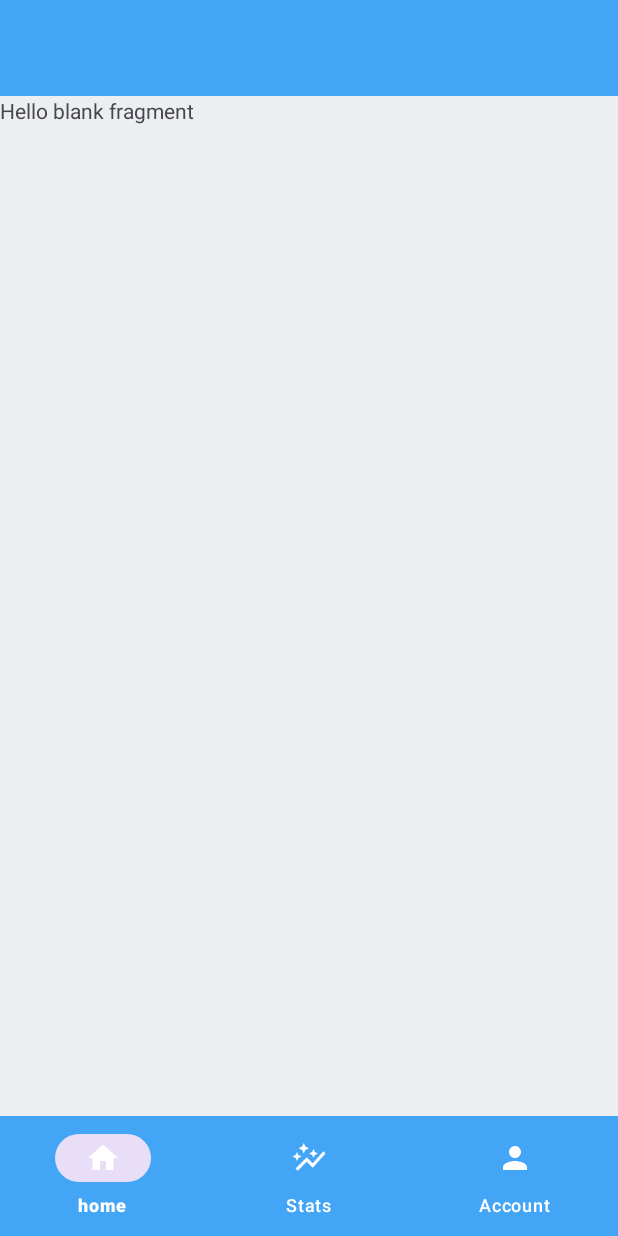
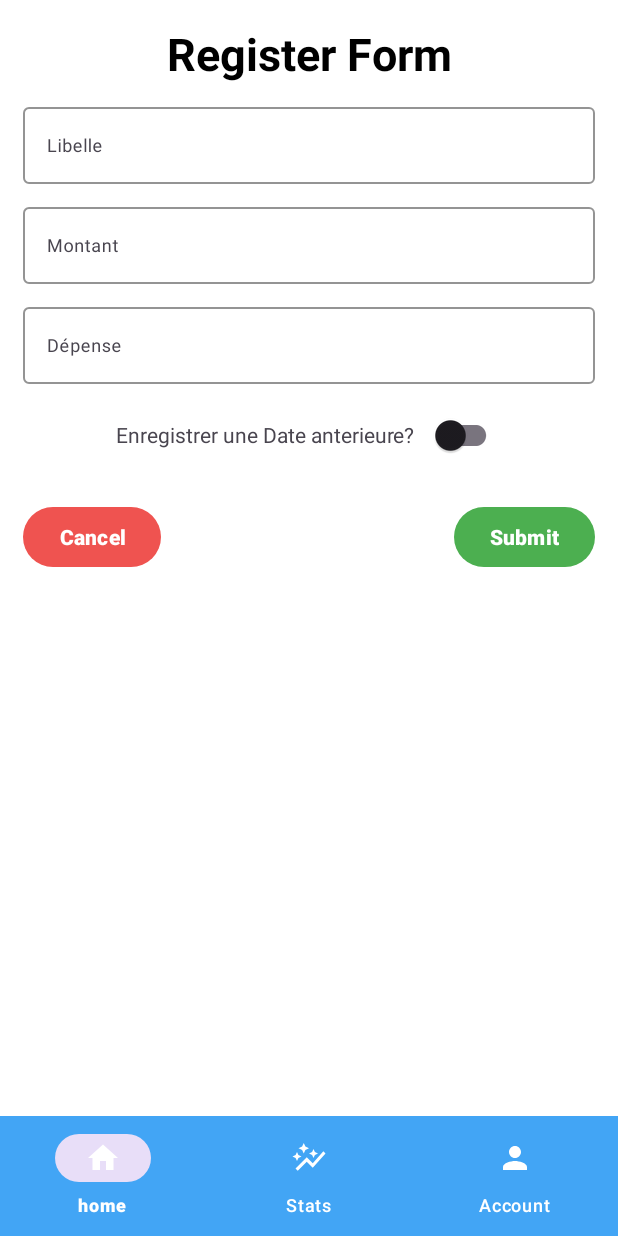
Before and after one commit to Steph118/Account-daily, an Android app: the HomeFragment screen opened directly, with no data from a screen before it, after a tap on an icon or button, on a phone screen of 412 x 824 dp. Run offline under Robolectric (Android 15) with nearby library versions, the phone set to English and light mode, and no system bars; our stand-ins replace data binding, navigation-ui.

Commit message:
start naviguation implementation

```diff
--- a/app/src/main/java/com/example/myapp/activities/MainActivity.java
+++ b/app/src/main/java/com/example/myapp/activities/MainActivity.java
@@ -3,35 +3,27 @@ package com.example.myapp.activities;
 import android.os.Bundle;
 
 import androidx.appcompat.app.AppCompatActivity;
+import androidx.navigation.NavController;
+import androidx.navigation.Navigation;
 import androidx.navigation.fragment.NavHostFragment;
+import androidx.navigation.ui.AppBarConfiguration;
+import androidx.navigation.ui.NavigationUI;
 import androidx.recyclerview.widget.RecyclerView;
 
 import com.example.myapp.R;
 import com.example.myapp.databinding.ActivityMainBinding;
+import com.example.myapp.fragments.CreateDepenseFragment;
 import com.example.myapp.fragments.HomeFragment;
 
 public class MainActivity extends AppCompatActivity {
     private final String TAG = "MainActivity";
     private ActivityMainBinding binding;
-    private RecyclerView recyclerView;
+
 
     @Override
     protected void onCreate(Bundle savedInstanceState) {
         super.onCreate(savedInstanceState);
         binding = ActivityMainBinding.inflate(getLayoutInflater());
         setContentView(binding.getRoot());
-        NavHostFragment navHostFragment = (NavHostFragment) getSupportFragmentManager()
-                .findFragmentById(R.id.fragment_container_main);
-        if (navHostFragment != null) {
-        }
-        init();
     }
-
-    void init() {
-        HomeFragment accueilFragment = HomeFragment.newInstance();
-        getSupportFragmentManager().beginTransaction()
-                .replace(R.id.fragment_container_main, accueilFragment)
-                .commit();
-    }
-
 }
--- a/app/src/main/java/com/example/myapp/dao/UserDao.java
+++ b/app/src/main/java/com/example/myapp/dao/UserDao.java
@@ -19,7 +19,7 @@ public interface UserDao extends Crud<User, Long> {
     @Query("select * from users where username = :username and password = :password")
     User getOne(String username, String password);
 
-    default boolean verifyLogin(String username, String password) {
+     default boolean verifyLogin(String username, String password) {
         return getOne(username, password) != null;
     }
 
--- a/app/src/main/java/com/example/myapp/fragments/CreateDepenseFragment.java
+++ b/app/src/main/java/com/example/myapp/fragments/CreateDepenseFragment.java
@@ -5,13 +5,17 @@ import android.view.LayoutInflater;
 import android.view.View;
 import android.view.ViewGroup;
 
+import androidx.annotation.NonNull;
+import androidx.annotation.Nullable;
 import androidx.fragment.app.Fragment;
+import androidx.navigation.fragment.NavHostFragment;
 
-import com.example.myapp.R;
+import com.example.myapp.databinding.FragmentCreateDepenseBinding;
 
 public class CreateDepenseFragment extends Fragment {
 
     public static final String TAG = "createAccount";
+    private FragmentCreateDepenseBinding binding;
 
     public CreateDepenseFragment() {
     }
@@ -26,8 +30,21 @@ public class CreateDepenseFragment extends Fragment {
     }
 
     @Override
-    public View onCreateView(LayoutInflater inflater, ViewGroup container,
+    public View onCreateView(@NonNull LayoutInflater inflater, ViewGroup container,
                              Bundle savedInstanceState) {
-        return inflater.inflate(R.layout.fragment_create_account, container, false);
+        binding = FragmentCreateDepenseBinding.inflate(inflater,container,false);
+        return binding.getRoot();
+    }
+
+    @Override
+    public void onViewCreated(@NonNull View view, @Nullable Bundle savedInstanceState) {
+        super.onViewCreated(view, savedInstanceState);
+        setCancelClick();
+    }
+
+    public  void setCancelClick(){
+        binding.cancelRegisterButton.setOnClickListener(v ->
+                NavHostFragment.findNavController(this)
+                .navigate(CreateDepenseFragmentDirections.actionCreateAccountFragmentToHomeFragment()));
     }
 }
--- /dev/null
+++ b/app/src/main/java/com/example/myapp/fragments/DetailsFragment.java
@@ -0,0 +1,35 @@
+package com.example.myapp.fragments;
+
+import android.os.Bundle;
+import android.view.LayoutInflater;
+import android.view.View;
+import android.view.ViewGroup;
+
+import androidx.annotation.NonNull;
+import androidx.fragment.app.Fragment;
+
+import com.example.myapp.databinding.FragmentDetailsBinding;
+
+public class DetailsFragment extends Fragment {
+
+    private FragmentDetailsBinding binding;
+
+    public DetailsFragment() {
+    }
+
+    public static DetailsFragment newInstance(String param1, String param2) {
+        return new DetailsFragment();
+    }
+
+    @Override
+    public void onCreate(Bundle savedInstanceState) {
+        super.onCreate(savedInstanceState);
+    }
+
+    @Override
+    public View onCreateView(@NonNull LayoutInflater inflater, ViewGroup container,
+                             Bundle savedInstanceState) {
+        binding = FragmentDetailsBinding.inflate(inflater,container, false);
+        return binding.getRoot();
+    }
+}
--- a/app/src/main/java/com/example/myapp/fragments/HomeFragment.java
+++ b/app/src/main/java/com/example/myapp/fragments/HomeFragment.java
@@ -9,6 +9,10 @@ import android.view.ViewGroup;
 import androidx.annotation.NonNull;
 import androidx.annotation.Nullable;
 import androidx.fragment.app.Fragment;
+import androidx.navigation.NavController;
+import androidx.navigation.NavDirections;
+import androidx.navigation.Navigation;
+import androidx.navigation.fragment.NavHostFragment;
 import androidx.recyclerview.widget.LinearLayoutManager;
 import androidx.recyclerview.widget.RecyclerView;
 
@@ -16,6 +20,7 @@ import com.example.myapp.R;
 import com.example.myapp.adapters.DailyAccountAdapter;
 import com.example.myapp.databinding.FragmentHomeBinding;
 import com.example.myapp.entities.Montant;
+import com.example.myapp.entities.User;
 
 import java.util.ArrayList;
 import java.util.List;
@@ -80,13 +85,12 @@ public class HomeFragment extends Fragment {
     }
 
     public void setClick(){
-        binding.createDepenseFloatButton.setOnClickListener(v -> {
-            CreateDepenseFragment createAccountFragment = new CreateDepenseFragment();
-            getParentFragmentManager().beginTransaction()
-                    .replace(R.id.fragment_container_main, createAccountFragment)
-                    .addToBackStack(CreateDepenseFragment.TAG)
-                    .commit();
+        binding.createDepenseFloatButton.setOnClickListener(v1 -> {
+            //Navigation.findNavController(v1).navigate(R.id.action_homeFragment_to_createAccountFragment);
+           /* NavHostFragment.findNavController(HomeFragment.this)
+                    .navigate(R.id.action_homeFragment_to_createAccountFragment);*/
+            NavDirections directions = HomeFragmentDirections.actionHomeFragmentToCreateAccountFragment();
+           Navigation.findNavController(v1).navigate(directions);
         });
     }
-
 }
--- a/app/src/main/java/com/example/myapp/fragments/ListDepenseFragment.java
+++ b/app/src/main/java/com/example/myapp/fragments/ListDepenseFragment.java
@@ -8,12 +8,12 @@ import android.view.ViewGroup;
 import androidx.fragment.app.Fragment;
 
 import com.example.myapp.R;
-import com.example.myapp.databinding.FragmentDetailsBinding;
+import com.example.myapp.databinding.FragmentListDepenseBinding;
 
 public class ListDepenseFragment extends Fragment {
 
     private static final String TAG = "details";
-    private FragmentDetailsBinding binding;
+    private FragmentListDepenseBinding binding;
 
     public ListDepenseFragment() {
     }
@@ -30,6 +30,6 @@ public class ListDepenseFragment extends Fragment {
     @Override
     public View onCreateView(LayoutInflater inflater, ViewGroup container,
                              Bundle savedInstanceState) {
-        return inflater.inflate(R.layout.fragment_details, container, false);
+        return inflater.inflate(R.layout.fragment_list_depense, container, false);
     }
 }
--- /dev/null
+++ b/app/src/main/java/com/example/myapp/viewmodel/CreateDepenseViewModel.java
@@ -0,0 +1,12 @@
+package com.example.myapp.viewmodel;
+
+import android.app.Application;
+
+import androidx.annotation.NonNull;
+import androidx.lifecycle.AndroidViewModel;
+
+public class CreateDepenseViewModel extends AndroidViewModel {
+    public CreateDepenseViewModel(@NonNull Application application) {
+        super(application);
+    }
+}
--- a/app/src/main/res/layout/activity_main.xml
+++ b/app/src/main/res/layout/activity_main.xml
@@ -24,17 +24,7 @@
             app:titleTextColor="@color/whiteTextColor" />
     </com.google.android.material.appbar.AppBarLayout>
 
-    <androidx.fragment.app.FragmentContainerView
-        android:id="@+id/fragment_container_main"
-        android:name="androidx.navigation.fragment.NavHostFragment"
-        android:layout_width="0dp"
-        android:layout_height="0dp"
-        app:defaultNavHost="true"
-        app:layout_constraintBottom_toTopOf="@+id/linearLayout"
-        app:layout_constraintEnd_toEndOf="parent"
-        app:layout_constraintStart_toStartOf="parent"
-        app:layout_constraintTop_toBottomOf="@+id/appBarLayout"
-        app:navGraph="@navigation/main_nav_graph" />
+    <include layout="@layout/nav_host_activity_main" />
 
     <LinearLayout
         android:id="@+id/linearLayout"
--- /dev/null
+++ b/app/src/main/res/layout/fragment_create_depense.xml
@@ -0,0 +1,168 @@
+<?xml version="1.0" encoding="utf-8"?>
+<layout xmlns:tools="http://schemas.android.com/tools"
+    xmlns:android="http://schemas.android.com/apk/res/android"
+    xmlns:app="http://schemas.android.com/apk/res-auto">
+    <data>
+        <variable
+            name="viewmodel"
+            type="com.example.myapp.viewmodel.CreateDepenseViewModel" />
+    </data>
+
+    <FrameLayout
+        tools:context=".fragments.CreateDepenseFragment"
+        android:background="@color/white"
+        android:layout_height="match_parent"
+        android:layout_width="match_parent">
+
+        <androidx.core.widget.NestedScrollView
+            style="@style/parent">
+
+            <LinearLayout
+                style="@style/parent"
+                android:orientation="vertical"
+                android:padding="15dp">
+
+                <com.google.android.material.textview.MaterialTextView
+                    style="@style/parent"
+                    android:text="Register Form"
+                    android:textAlignment="center"
+                    android:textColor="@color/black"
+                    android:textSize="30sp"
+                    android:textStyle="bold" />
+
+                <com.google.android.material.textfield.TextInputLayout
+                    android:id="@+id/textInputLibelle"
+                    android:layout_width="match_parent"
+                    android:layout_height="wrap_content"
+                    android:layout_marginTop="@dimen/createDepense"
+                    app:boxStrokeColor="@color/primaryTextColor"
+                    app:errorEnabled="false"
+                    app:hintTextColor="@color/primaryTextColor"
+                    app:shapeAppearance="?attr/shapeAppearanceCornerExtraSmall">
+
+                    <com.google.android.material.textfield.TextInputEditText
+                        android:id="@+id/editTextLibelle"
+                        android:layout_width="match_parent"
+                        android:layout_height="wrap_content"
+                        android:hint="Libelle"
+                        android:inputType="text"
+                        android:maxLines="1"
+                        android:textCursorDrawable="@drawable/cursor_edit_text_login"
+                        android:textSize="@dimen/newsMoreTextSize" />
+                </com.google.android.material.textfield.TextInputLayout>
+
+                <com.google.android.material.textfield.TextInputLayout
+                    android:id="@+id/textInputMontant"
+                    android:layout_width="match_parent"
+                    android:layout_height="wrap_content"
+                    android:layout_marginTop="@dimen/createDepense"
+                    app:boxStrokeColor="@color/primaryTextColor"
+                    app:errorEnabled="false"
+                    app:hintTextColor="@color/primaryTextColor"
+                    app:shapeAppearance="?attr/shapeAppearanceCornerExtraSmall">
+
+                    <com.google.android.material.textfield.TextInputEditText
+                        android:id="@+id/editTextMontant"
+                        android:layout_width="match_parent"
+                        android:layout_height="wrap_content"
+                        android:hint="Montant"
+                        android:inputType="numberDecimal"
+                        android:maxLines="1"
+                        android:textCursorDrawable="@drawable/cursor_edit_text_login"
+                        android:textSize="@dimen/newsMoreTextSize" />
+                </com.google.android.material.textfield.TextInputLayout>
+
+                <com.google.android.material.textfield.TextInputLayout
+                    android:id="@+id/textInputDepense"
+                    android:layout_width="match_parent"
+                    android:layout_height="wrap_content"
+                    android:layout_marginTop="@dimen/createDepense"
+                    app:boxStrokeColor="@color/primaryTextColor"
+                    app:errorEnabled="false"
+                    app:hintTextColor="@color/primaryTextColor"
+                    app:shapeAppearance="?attr/shapeAppearanceCornerExtraSmall">
+
+                    <com.google.android.material.textfield.TextInputEditText
+                        android:id="@+id/editTextDepense"
+                        android:layout_width="match_parent"
+                        android:layout_height="wrap_content"
+                        android:hint="Dépense"
+                        android:inputType="numberDecimal"
+                        android:maxLines="1"
+                        android:textCursorDrawable="@drawable/cursor_edit_text_login"
+                        android:textSize="@dimen/newsMoreTextSize" />
+                </com.google.android.material.textfield.TextInputLayout>
+
+                <LinearLayout
+                    android:gravity="center"
+                    android:layout_width="match_parent"
+                    android:layout_height="wrap_content"
+                    android:layout_marginTop="@dimen/createDepense">
+
+                    <com.google.android.material.textview.MaterialTextView
+                        android:layout_width="wrap_content"
+                        android:layout_height="wrap_content"
+                        android:layout_marginEnd="10dp"
+                        android:text="Enregistrer une Date anterieure?" />
+                    <com.google.android.material.switchmaterial.SwitchMaterial
+                        android:id="@+id/registerDate"
+                        android:layout_width="wrap_content"
+                        android:layout_height="wrap_content"/>
+                </LinearLayout>
+
+                <com.google.android.material.textfield.TextInputLayout
+                    android:visibility="gone"
+                    android:id="@+id/textInputDate"
+                    android:layout_width="match_parent"
+                    android:layout_height="wrap_content"
+                    android:layout_marginTop="0dp"
+                    app:boxStrokeColor="@color/primaryTextColor"
+                    app:errorEnabled="false"
+                    app:hintTextColor="@color/primaryTextColor"
+                    app:shapeAppearance="?attr/shapeAppearanceCornerExtraSmall">
+
+                    <com.google.android.material.textfield.TextInputEditText
+                        android:id="@+id/editTextDate"
+                        android:layout_width="match_parent"
+                        android:layout_height="wrap_content"
+                        android:hint="Date du depense"
+                        android:inputType="datetime"
+                        android:maxLines="1"
+                        android:textCursorDrawable="@drawable/cursor_edit_text_login"
+                        android:textSize="@dimen/newsMoreTextSize" />
+                </com.google.android.material.textfield.TextInputLayout>
+<RelativeLayout
+    android:layout_width="match_parent"
+    android:layout_height="wrap_content">
+
+    <com.google.android.material.button.MaterialButton
+        android:id="@+id/registerButton"
+        android:gravity="center"
+        android:layout_alignParentEnd="true"
+        android:layout_width="wrap_content"
+        android:layout_height="wrap_content"
+        android:layout_marginTop="20dp"
+        android:text="@string/submit"
+        android:textColor="@color/whiteTextColor"
+        android:textStyle="bold"
+        android:visibility="visible"
+        app:backgroundTint="@color/success.light" />
+
+    <com.google.android.material.button.MaterialButton
+        android:gravity="center"
+        android:layout_alignParentStart="true"
+        android:id="@+id/cancelRegisterButton"
+        android:layout_width="wrap_content"
+        android:layout_height="wrap_content"
+        android:layout_marginTop="20dp"
+        android:text="Cancel"
+        android:textColor="@color/whiteTextColor"
+        android:textStyle="bold"
+        android:visibility="visible"
+        app:backgroundTint="@color/error.light" />
+
+</RelativeLayout>
+</LinearLayout>
+        </androidx.core.widget.NestedScrollView>
+    </FrameLayout>
+</layout>
--- a/app/src/main/res/layout/fragment_details.xml
+++ b/app/src/main/res/layout/fragment_details.xml
@@ -3,13 +3,11 @@
     xmlns:tools="http://schemas.android.com/tools"
     android:layout_width="match_parent"
     android:layout_height="match_parent"
-    tools:context=".fragments.ListDepenseFragment">
+    tools:context=".fragments.DetailsFragment">
 
-    <!-- TODO: Update blank fragment layout -->
     <TextView
         android:layout_width="match_parent"
         android:layout_height="match_parent"
-        android:text="Details"
-        android:textSize="30sp" />
+        android:text="@string/hello_blank_fragment" />
 
 </FrameLayout>
--- a/app/src/main/res/layout/fragment_create_account.xml
+++ b/app/src/main/res/layout/fragment_list_depense.xml
@@ -3,12 +3,13 @@
     xmlns:tools="http://schemas.android.com/tools"
     android:layout_width="match_parent"
     android:layout_height="match_parent"
-    tools:context=".fragments.CreateDepenseFragment">
+    tools:context=".fragments.ListDepenseFragment">
 
     <!-- TODO: Update blank fragment layout -->
     <TextView
         android:layout_width="match_parent"
         android:layout_height="match_parent"
-        android:text="@string/hello_blank_fragment" />
+        android:text="Details"
+        android:textSize="30sp" />
 
 </FrameLayout>
--- a/app/src/main/res/layout/nav_host_activity_main.xml
+++ b/app/src/main/res/layout/nav_host_activity_main.xml
@@ -5,16 +5,16 @@
     android:layout_height="match_parent">
 
     <androidx.fragment.app.FragmentContainerView
-        android:id="@+id/nav_host_activity_main"
+        android:id="@+id/fragment_container_main"
         android:name="androidx.navigation.fragment.NavHostFragment"
         android:layout_width="0dp"
         android:layout_height="0dp"
         app:defaultNavHost="true"
+        app:layout_constraintEnd_toEndOf="parent"
+        app:layout_constraintStart_toStartOf="parent"
         app:layout_constraintBottom_toBottomOf="parent"
         app:layout_constraintLeft_toLeftOf="parent"
         app:layout_constraintRight_toRightOf="parent"
         app:layout_constraintTop_toTopOf="parent"
-        app:navGraph="@navigation/nav_graph" />
-
-
+        app:navGraph="@navigation/main_nav_graph" />
 </androidx.constraintlayout.widget.ConstraintLayout>
--- a/app/src/main/res/navigation/main_nav_graph.xml
+++ b/app/src/main/res/navigation/main_nav_graph.xml
@@ -3,31 +3,42 @@
     xmlns:app="http://schemas.android.com/apk/res-auto"
     xmlns:tools="http://schemas.android.com/tools"
     android:id="@+id/main_nav_graph"
-    app:startDestination="@id/accueilFragment">
+    app:startDestination="@id/homeFragment">
     <fragment
-        android:id="@+id/accueilFragment"
+        android:id="@+id/homeFragment"
         android:name="com.example.myapp.fragments.HomeFragment"
         android:label="fragment_accueil"
         tools:layout="@layout/fragment_home">
         <action
-            android:id="@+id/action_accueilFragment_to_detailsFragment"
-            app:destination="@id/detailsFragment" />
+            android:id="@+id/action_homeFragment_to_createAccountFragment"
+            app:destination="@id/createAccountFragment" />
         <action
-            android:id="@+id/action_accueilFragment_to_createAccountFragment"
-            app:destination="@id/createAccountFragment" />
+            android:id="@+id/action_homeFragment_to_listDepenseFragment"
+            app:destination="@id/listDepenseFragment" />
     </fragment>
-    <fragment
-        android:id="@+id/detailsFragment"
-        android:name="com.example.myapp.fragments.ListDepenseFragment"
-        android:label="fragment_details"
-        tools:layout="@layout/fragment_details" />
     <fragment
         android:id="@+id/createAccountFragment"
         android:name="com.example.myapp.fragments.CreateDepenseFragment"
         android:label="fragment_create_account"
-        tools:layout="@layout/fragment_create_account">
+        tools:layout="@layout/fragment_create_depense">
         <action
-            android:id="@+id/action_createAccountFragment_to_accueilFragment"
-            app:destination="@id/accueilFragment" />
+            android:id="@+id/action_createAccountFragment_to_homeFragment"
+            app:destination="@id/homeFragment"
+            app:popUpTo="@id/homeFragment"
+            app:popUpToInclusive="true"/>
+    </fragment>
+    <fragment
+        android:id="@+id/detailsFragment"
+        android:name="com.example.myapp.fragments.DetailsFragment"
+        android:label="fragment_details"
+        tools:layout="@layout/fragment_details" />
+    <fragment
+        android:id="@+id/listDepenseFragment"
+        android:name="com.example.myapp.fragments.ListDepenseFragment"
+        android:label="fragment_list_depense"
+        tools:layout="@layout/fragment_list_depense" >
+        <action
+            android:id="@+id/action_listDepenseFragment_to_detailsFragment"
+            app:destination="@id/detailsFragment" />
     </fragment>
 </navigation>
--- a/app/src/main/res/navigation/nav_graph.xml
+++ /dev/null
@@ -1,5 +0,0 @@
-<?xml version="1.0" encoding="utf-8"?>
-<navigation xmlns:android="http://schemas.android.com/apk/res/android"
-    android:id="@+id/nav_graph">
-
-</navigation>
--- a/app/src/main/res/values/dimens.xml
+++ b/app/src/main/res/values/dimens.xml
@@ -4,6 +4,7 @@
     <dimen name="newsMoreTextSize">12sp</dimen>
     <dimen name="loginEditTextSize">13sp</dimen>
     <dimen name="loginCardRadius">20dp</dimen>
+    <dimen name="createDepense">10dp</dimen>
     <dimen name="loginViewsMargin">20dp</dimen>
     <dimen name="signup_text_margin_top">10dp</dimen>
     <!-- Default screen margins, per the Android Design guidelines. -->
```
